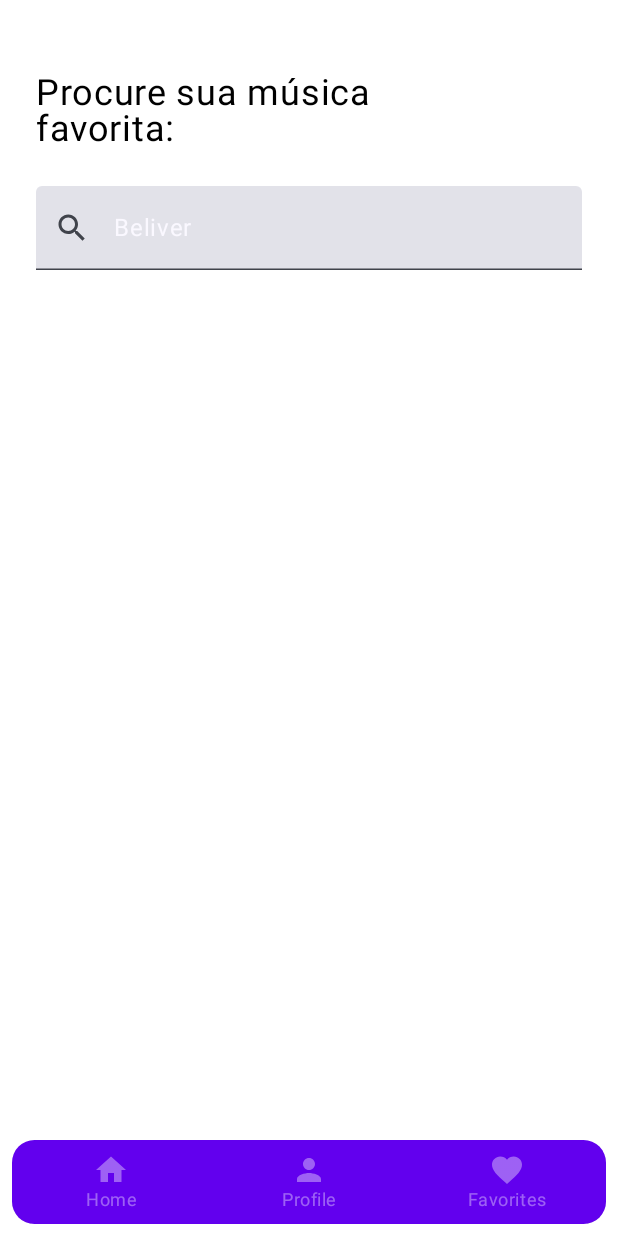
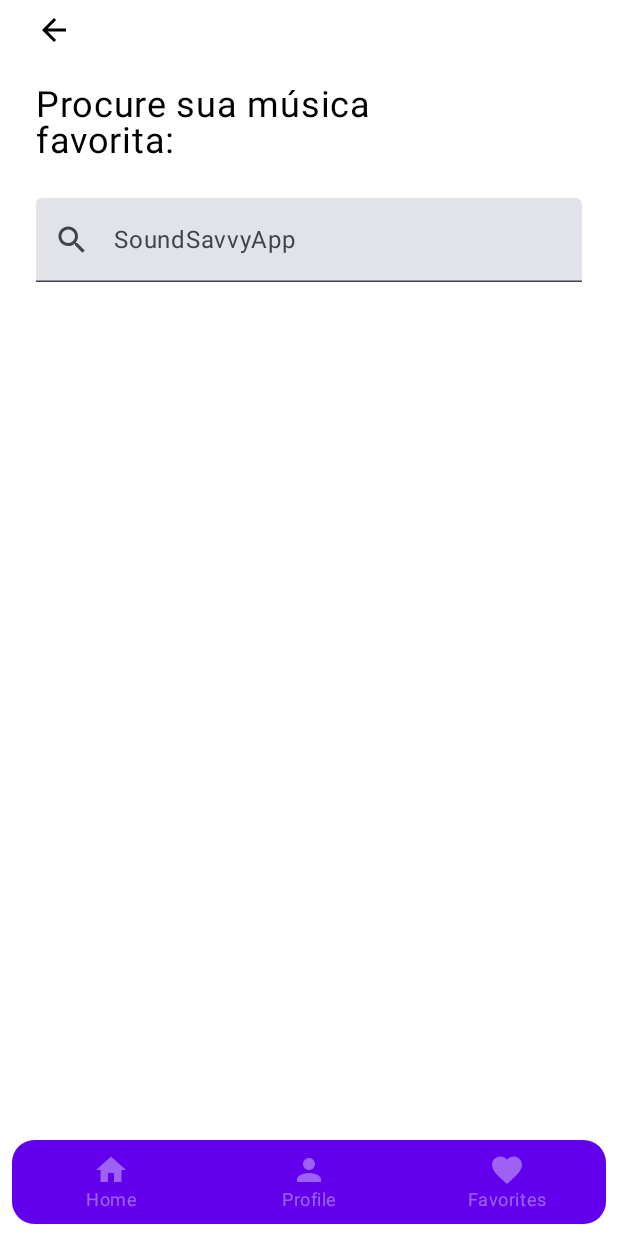
Before and after one commit to luararamos/SoundSavvyApp, an Android app built with Jetpack Compose: the SearchScreen screen opened through its navigation route, on a phone screen of 412 x 824 dp. Run offline under Robolectric (Android 15) with nearby library versions, the phone set to English and light mode, and no system bars; our stand-ins replace Dagger/Hilt's generated code, accompanist; 5 statements that could not run were skipped.

Commit message:
change search

```diff
--- a/app/src/main/java/com/example/soundsavvyapp/feature/data/remote/RankingService.kt
+++ b/app/src/main/java/com/example/soundsavvyapp/feature/data/remote/RankingService.kt
@@ -13,7 +13,6 @@ interface RankingService {
     @POST("rank.php")
     @FormUrlEncoded
     fun findRakingArt(
-        @Field("apikey") apiKey: String = BuildConfig.VagalumeSecAPIKEY,
         @Field("type") type: String = "art",
         @Field("period") period: String = "week",
         @Field("limit") limit: Int = 10,
@@ -22,7 +21,6 @@ interface RankingService {
     @POST("rank.php")
     @FormUrlEncoded
     fun findRakingMusic(
-        @Field("apikey") apiKey: String = BuildConfig.VagalumeSecAPIKEY,
         @Field("type") type: String = "mus",
         @Field("period") period: String = "week",
         @Field("limit") limit: Int = 10,
--- a/app/src/main/java/com/example/soundsavvyapp/feature/data/remote/RetrofitClient.kt
+++ b/app/src/main/java/com/example/soundsavvyapp/feature/data/remote/RetrofitClient.kt
@@ -23,6 +23,7 @@ class RetrofitClient private constructor() {
                 override fun intercept(chain: Interceptor.Chain): Response {
                     val request = chain.request()
                         .newBuilder()
+                        .addHeader(VagalumeSecAPIKEY, personKey)
                         .build()
                     return chain.proceed(request)
                 }
--- a/app/src/main/java/com/example/soundsavvyapp/feature/presentation/MainActivity.kt
+++ b/app/src/main/java/com/example/soundsavvyapp/feature/presentation/MainActivity.kt
@@ -1,24 +1,85 @@
 package com.example.soundsavvyapp.feature.presentation
 
+import android.graphics.drawable.Icon
 import android.os.Bundle
 import androidx.activity.ComponentActivity
 import androidx.activity.compose.setContent
+import androidx.activity.viewModels
+import androidx.compose.foundation.background
+import androidx.compose.foundation.layout.Column
+import androidx.compose.foundation.layout.Spacer
+import androidx.compose.foundation.layout.padding
+import androidx.compose.foundation.layout.size
+import androidx.compose.foundation.shape.RoundedCornerShape
+import androidx.compose.material3.Button
+import androidx.compose.material3.ExperimentalMaterial3Api
+import androidx.compose.material3.Text
 import androidx.compose.runtime.Composable
+import androidx.compose.runtime.getValue
+import androidx.compose.runtime.mutableStateOf
+import androidx.compose.runtime.remember
+import androidx.compose.runtime.setValue
+import androidx.compose.ui.Modifier
+import androidx.compose.ui.draw.clip
+import androidx.compose.ui.graphics.Color
 import androidx.compose.ui.tooling.preview.Preview
+import androidx.compose.ui.unit.dp
+import androidx.compose.ui.window.Dialog
+import androidx.lifecycle.Observer
+import androidx.lifecycle.ViewModelProvider
+import com.example.soundsavvyapp.common.constants.SoundSavvyConstants.ERROR.UNKNOWN_ERROR
 import com.example.soundsavvyapp.feature.presentation.navigation.MainScreen
+import com.example.soundsavvyapp.feature.presentation.screens.home.HomeViewModel
+import com.example.soundsavvyapp.feature.presentation.screens.home.components.AlertDialogError
 import com.example.soundsavvyapp.ui.theme.SoundSavvyAppTheme
 import dagger.hilt.android.AndroidEntryPoint
+import javax.inject.Inject
 
+@OptIn(ExperimentalMaterial3Api::class)
 @AndroidEntryPoint
 class MainActivity : ComponentActivity() {
-
+    lateinit var viewModel: HomeViewModel
     override fun onCreate(savedInstanceState: Bundle?) {
         super.onCreate(savedInstanceState)
         setContent {
             SoundSavvyAppTheme {
+
+                val viewModel = ViewModelProvider(this)[HomeViewModel::class.java]
                 MainScreen()
+                observes()
+                var isDisplayDialog by remember {
+                    mutableStateOf(false)
+                }
+                viewModel.error.observe(this, Observer { throwable ->
+                    isDisplayDialog = true
+                })
+
+                if (isDisplayDialog){
+                    Dialog(onDismissRequest = {isDisplayDialog = false}) {
+                        Column(
+                            Modifier
+                                .clip(RoundedCornerShape(15))
+                                .size(400.dp)
+                                .background(Color.White)
+                                .padding(16.dp)
+                        ) {
+                            Text(text = UNKNOWN_ERROR)
+                            Spacer(modifier = Modifier.size(16.dp))
+                            Button(onClick = {  }) {
+                                Text(text = "Concordar")
+
+                            }
+
+                        }
+                    }
+                }
             }
         }
+    }
+
+    private fun observes() {
+
+
     }
 
     @Preview
--- a/app/src/main/java/com/example/soundsavvyapp/feature/presentation/navigation/BottomNavGraph.kt
+++ b/app/src/main/java/com/example/soundsavvyapp/feature/presentation/navigation/BottomNavGraph.kt
@@ -27,7 +27,7 @@ fun BottomNavGraph(navController: NavHostController) {
             ProfileScreen()
         }
         composable(route = Routes.Search.route) {
-            SearchScreen()
+            SearchScreen(navController =navController)
         }
 
     }
--- a/app/src/main/java/com/example/soundsavvyapp/feature/presentation/screens/home/HomeScreen.kt
+++ b/app/src/main/java/com/example/soundsavvyapp/feature/presentation/screens/home/HomeScreen.kt
@@ -40,10 +40,11 @@ fun HomeScreen(
     ) {
         item {
             SearchBar(
+                enabled = false,
                 modifier= Modifier.clickable {
                     navController.navigate(Routes.Search.route)
-                }
-
+                },
+                navController = navController
             )
         }
         item {
--- a/app/src/main/java/com/example/soundsavvyapp/feature/presentation/screens/home/HomeViewModel.kt
+++ b/app/src/main/java/com/example/soundsavvyapp/feature/presentation/screens/home/HomeViewModel.kt
@@ -18,6 +18,7 @@ import com.example.soundsavvyapp.feature.presentation.screens.home.components.mo
 import dagger.hilt.android.lifecycle.HiltViewModel
 import kotlinx.coroutines.flow.MutableStateFlow
 import kotlinx.coroutines.flow.asStateFlow
+import kotlinx.coroutines.flow.update
 import javax.inject.Inject
 
 @HiltViewModel
@@ -25,9 +26,6 @@ class HomeViewModel @Inject constructor(
     private val rankingRepository: RankingRepository,
     private val searchRepository: SearchRepository
 ) : ViewModel() {
-
-    private val _rankingArt = MutableLiveData<RankingArt>()
-    val rankingArt: LiveData<RankingArt> = _rankingArt
 
     private val _loading = MutableLiveData<Boolean>()
     val loading: LiveData<Boolean> = _loading
@@ -47,12 +45,9 @@ class HomeViewModel @Inject constructor(
     private val _isSearching = MutableStateFlow(false)
     val isSearching = _isSearching.asStateFlow()
 
-    private val _searchText = MutableStateFlow("")
-    val searchText = _searchText.asStateFlow()
     fun getRankingArt( ) {
         rankingRepository.getRankingArt(object : APIListener<RankingArt> {
             override fun onSuccess(response: RankingArt) {
-                _rankingArt.value = response
                 _state.value = state.value.copy(
                     value = response.art.week.all
                 )
@@ -76,7 +71,7 @@ class HomeViewModel @Inject constructor(
 
             }
             override fun onError(response: String) {
-
+                _error.value = response
             }
 
             override fun onComplete() {
@@ -90,15 +85,15 @@ class HomeViewModel @Inject constructor(
                 _searchMusic.value = searchMusic.value.copy(
                     value = response.response.docs
                 )
-                _isSearching.value = false
+                _isSearching.update { false }
             }
 
             override fun onError(response: String) {
-
+                _error.value = response
             }
 
             override fun onComplete() {
-                _isSearching.value = true
+                _isSearching.update { true }
             }
 
         })
--- a/app/src/main/java/com/example/soundsavvyapp/feature/presentation/screens/home/SearchScreen.kt
+++ b/app/src/main/java/com/example/soundsavvyapp/feature/presentation/screens/home/SearchScreen.kt
@@ -2,15 +2,10 @@ package com.example.soundsavvyapp.feature.presentation.screens.home
 
 import androidx.compose.runtime.Composable
 import androidx.compose.ui.tooling.preview.Preview
+import androidx.navigation.NavController
 import com.example.soundsavvyapp.feature.presentation.screens.home.components.SearchBar
 
 @Composable
-fun SearchScreen() {
-    SearchBar()
+fun SearchScreen(navController: NavController) {
+    SearchBar(enabled = true, navController = navController)
 }
-
-@Composable
-@Preview
-fun SearchScreenPreview() {
-    SearchScreen()
-}
--- a/app/src/main/java/com/example/soundsavvyapp/feature/presentation/screens/home/components/SearchBar.kt
+++ b/app/src/main/java/com/example/soundsavvyapp/feature/presentation/screens/home/components/SearchBar.kt
@@ -1,5 +1,7 @@
 package com.example.soundsavvyapp.feature.presentation.screens.home.components
 
+import androidx.compose.foundation.Image
+import androidx.compose.foundation.clickable
 import androidx.compose.foundation.layout.Box
 import androidx.compose.foundation.layout.Column
 import androidx.compose.foundation.layout.Spacer
@@ -10,7 +12,10 @@ import androidx.compose.foundation.layout.heightIn
 import androidx.compose.foundation.layout.padding
 import androidx.compose.foundation.lazy.LazyColumn
 import androidx.compose.foundation.lazy.items
+import androidx.compose.foundation.text.KeyboardActions
+import androidx.compose.foundation.text.KeyboardOptions
 import androidx.compose.material.icons.Icons
+import androidx.compose.material.icons.automirrored.filled.ArrowBack
 import androidx.compose.material.icons.filled.Search
 import androidx.compose.material3.CircularProgressIndicator
 import androidx.compose.material3.ExperimentalMaterial3Api
@@ -20,13 +25,27 @@ import androidx.compose.material3.Text
 import androidx.compose.material3.TextField
 import androidx.compose.material3.TextFieldDefaults
 import androidx.compose.runtime.Composable
+import androidx.compose.runtime.LaunchedEffect
+import androidx.compose.runtime.getValue
+import androidx.compose.runtime.mutableStateOf
+import androidx.compose.runtime.remember
+import androidx.compose.runtime.setValue
 import androidx.compose.ui.Alignment
 import androidx.compose.ui.Modifier
+import androidx.compose.ui.focus.FocusRequester
+import androidx.compose.ui.focus.focusRequester
 import androidx.compose.ui.graphics.Color
+import androidx.compose.ui.platform.LocalView
 import androidx.compose.ui.res.stringResource
+import androidx.compose.ui.text.input.ImeAction
+import androidx.compose.ui.text.input.TextFieldValue
 import androidx.compose.ui.unit.dp
 import androidx.compose.ui.unit.sp
 import androidx.hilt.navigation.compose.hiltViewModel
+import androidx.navigation.NavController
+import androidx.navigation.NavHostController
+import androidx.navigation.compose.rememberNavController
+import androidx.navigation.findNavController
 import com.example.soundsavvyapp.R
 import com.example.soundsavvyapp.feature.presentation.screens.home.HomeViewModel
 
@@ -34,21 +53,42 @@ import com.example.soundsavvyapp.feature.presentation.screens.home.HomeViewModel
 @Composable
 fun SearchBar(
     modifier: Modifier = Modifier,
-    viewModel: HomeViewModel = hiltViewModel()
+    viewModel: HomeViewModel = hiltViewModel(),
+    enabled: Boolean,
+    navController: NavController
 ) {
     val stateSearchMusic = viewModel.searchMusic.value
     val employees = stateSearchMusic.value
-    var value: String = "Beliver"
+    var text by remember { mutableStateOf(TextFieldValue("")) }
     val isSearching = viewModel.isSearching.value
-    Column(modifier.padding(vertical = 24.dp, horizontal = 24.dp)) {
+    val focusRequester = remember { FocusRequester() }
+
+
+    LaunchedEffect(Unit) {
+        focusRequester.requestFocus()
+    }
+
+    Column(
+        modifier.padding(vertical = 8.dp, horizontal = 24.dp)
+    ) {
+        if (enabled){
+            Image(imageVector = Icons.AutoMirrored.Filled.ArrowBack,
+                contentDescription = "back",
+                modifier = modifier.clickable {
+                    navController.popBackStack()
+                })
+        }else{
+            Spacer(modifier = Modifier.height(18.dp))
+        }
         Text(
             modifier = modifier.padding(vertical = 24.dp),
             text = "Procure sua música \nfavorita:",
             fontSize = 24.sp,
         )
         TextField(
-            value = value,
-            onValueChange = {viewModel.searchMusic(value)},
+            value = text,
+            enabled = enabled,
+            onValueChange = { text = it },
             leadingIcon = {
                 Icon(
                     imageVector = Icons.Default.Search,
@@ -64,16 +104,19 @@ fun SearchBar(
             modifier = modifier
                 .fillMaxWidth()
                 .heightIn(min = 56.dp)
+                .focusRequester(focusRequester),
+            keyboardOptions = KeyboardOptions(imeAction = ImeAction.Done),
+            keyboardActions = KeyboardActions(
+                onDone = { viewModel.searchMusic(text.text) })
         )
         Spacer(modifier = Modifier.height(16.dp))
-        if(isSearching) {
+        if (isSearching) {
             Box(modifier = Modifier.fillMaxSize()) {
                 CircularProgressIndicator(
                     modifier = Modifier.align(Alignment.Center)
                 )
             }
-        }
-        else {
+        } else {
             LazyColumn(
                 modifier = Modifier
                     .fillMaxWidth()
@@ -81,11 +124,11 @@ fun SearchBar(
             ) {
                 items(
                     employees
-                ) {doc->
+                ) { doc ->
 
                     Text(
-                        text = doc.title,
-                        color= Color.Black,
+                        text = "${doc.title} \nBanda:${doc.band}",
+                        color = Color.Black,
                         modifier = Modifier
                             .fillMaxWidth()
                             .padding(vertical = 16.dp)
--- a/app/src/main/java/com/example/soundsavvyapp/feature/presentation/screens/profile/ProfileScreen.kt
+++ b/app/src/main/java/com/example/soundsavvyapp/feature/presentation/screens/profile/ProfileScreen.kt
@@ -6,7 +6,6 @@ import com.example.soundsavvyapp.feature.presentation.screens.home.components.Se
 
 @Composable
 fun ProfileScreen() {
-    SearchBar()
 }
 
 @Composable
```
Also changed, not shown: app/src/main/java/com/example/soundsavvyapp/common/Mappers.kt (+2 -9 lines), app/src/main/java/com/example/soundsavvyapp/common/constants/SoundSavvyConstants.kt (+4 -7 lines), app/src/main/java/com/example/soundsavvyapp/feature/presentation/screens/home/components/AlertDialogError.kt (added, +52 -0 lines).
